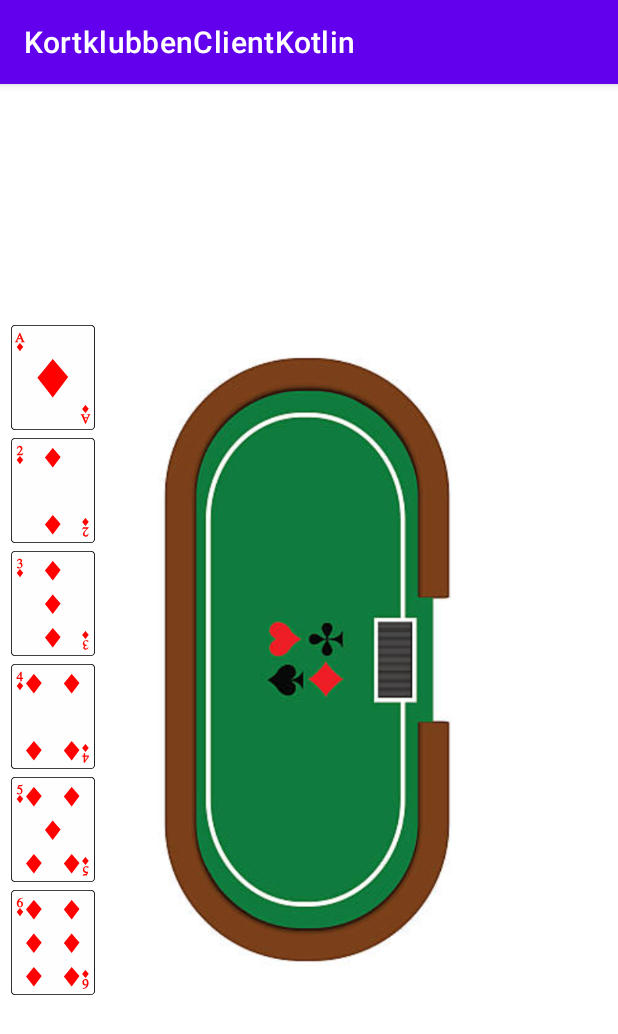
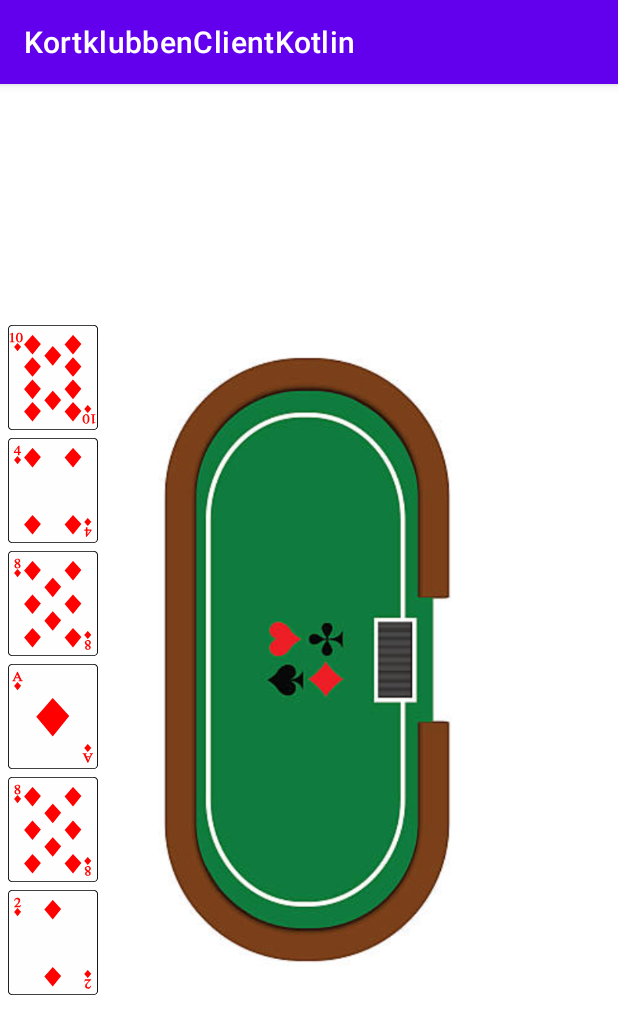
Before and after one commit to Mari2205/KortKlubbenKotlinClient, an Android app: the WhistRoomActivity screen opened directly, with no data from a screen before it, on a phone screen of 412 x 824 dp. Shown: the top 1034 px of the screen. Run offline under Robolectric (Android 15) with nearby library versions, the phone set to English and light mode, and no system bars.

```diff
--- a/app/src/main/java/dk/hovdeforlob4/android/kortklubbenclientkotlin/PlayingCard.kt
+++ b/app/src/main/java/dk/hovdeforlob4/android/kortklubbenclientkotlin/PlayingCard.kt
@@ -1,3 +1,3 @@
 package dk.hovdeforlob4.android.kortklubbenclientkotlin
 
-data class PlayingCard(var cardName:String, var imageId: Int)
+data class PlayingCard(var id:Int, var imageId: Int)
--- a/app/src/main/java/dk/hovdeforlob4/android/kortklubbenclientkotlin/WhistRoomActivity.kt
+++ b/app/src/main/java/dk/hovdeforlob4/android/kortklubbenclientkotlin/WhistRoomActivity.kt
@@ -2,6 +2,8 @@ package dk.hovdeforlob4.android.kortklubbenclientkotlin
 
 import android.content.ClipData
 import android.content.ClipDescription
+import android.content.res.Resources
+import android.graphics.drawable.Drawable
 import androidx.appcompat.app.AppCompatActivity
 import android.os.Bundle
 import android.view.DragEvent
@@ -11,6 +13,7 @@ import android.widget.ImageView
 import android.widget.LinearLayout
 import android.widget.Toast
 import androidx.core.view.contains
+import androidx.core.view.get
 import dk.hovdeforlob4.android.kortklubbenclientkotlin.databinding.ActivityWhistRoomBinding
 
 class WhistRoomActivity : AppCompatActivity() {
@@ -18,6 +21,8 @@ class WhistRoomActivity : AppCompatActivity() {
     private lateinit var binding: ActivityWhistRoomBinding
     private lateinit var playingCardsArrLst: ArrayList<PlayingCard>
     private lateinit var llPlayedCards : LinearLayout
+    private lateinit var llCards : LinearLayout
+    private val hashmapIds:HashMap<Int, Int> = HashMap<Int, Int>()
 
     override fun onCreate(savedInstanceState: Bundle?) {
         super.onCreate(savedInstanceState)
@@ -26,19 +31,19 @@ class WhistRoomActivity : AppCompatActivity() {
 
 
         val playingCards = arrayOf(
-            PlayingCard("", R.drawable.ic_ace_of_diamonds),
-            PlayingCard("", R.drawable.ic_2_of_diamonds),
-            PlayingCard("", R.drawable.ic_3_of_diamonds),
-            PlayingCard("", R.drawable.ic_4_of_diamonds),
-            PlayingCard("", R.drawable.ic_5_of_diamonds),
-            PlayingCard("", R.drawable.ic_6_of_diamonds),
-            PlayingCard("", R.drawable.ic_7_of_diamonds),
-            PlayingCard("", R.drawable.ic_8_of_diamonds),
-            PlayingCard("", R.drawable.ic_9_of_diamonds),
-            PlayingCard("", R.drawable.ic_10_of_diamonds),
-            PlayingCard("", R.drawable.ic_jack_of_diamonds),
-            PlayingCard("", R.drawable.ic_queen_of_diamonds),
-            PlayingCard("", R.drawable.ic_king_of_diamonds)
+            PlayingCard(R.drawable.ic_ace_of_diamonds, R.drawable.ic_ace_of_diamonds),
+            PlayingCard(0, R.drawable.ic_2_of_diamonds),
+            PlayingCard(0, R.drawable.ic_3_of_diamonds),
+            PlayingCard(0, R.drawable.ic_4_of_diamonds),
+            PlayingCard(0, R.drawable.ic_5_of_diamonds),
+            PlayingCard(0, R.drawable.ic_6_of_diamonds),
+            PlayingCard(0, R.drawable.ic_7_of_diamonds),
+            PlayingCard(0, R.drawable.ic_8_of_diamonds),
+            PlayingCard(0, R.drawable.ic_9_of_diamonds),
+            PlayingCard(R.drawable.ic_10_of_diamonds, R.drawable.ic_10_of_diamonds),
+            PlayingCard(0, R.drawable.ic_jack_of_diamonds),
+            PlayingCard(0, R.drawable.ic_queen_of_diamonds),
+            PlayingCard(0, R.drawable.ic_king_of_diamonds)
         )
 
         playingCardsArrLst = ArrayList()
@@ -47,9 +52,13 @@ class WhistRoomActivity : AppCompatActivity() {
             playingCardsArrLst.add(card)
         }
 
-        val llCards = findViewById<LinearLayout>(R.id.ll_cards)
+
+
+
+
+        llCards = findViewById<LinearLayout>(R.id.ll_cards)
         llPlayedCards = findViewById<LinearLayout>(R.id.ll_cardPlayed)
-
+        GiveCards(playingCardsArrLst)
         val imageViewCard1 = findViewById<ImageView>(R.id.imageView_card1)
         val imageViewCard2 = findViewById<ImageView>(R.id.imageView_card2)
         val imageViewCard3 = findViewById<ImageView>(R.id.imageView_card3)
@@ -64,20 +73,44 @@ class WhistRoomActivity : AppCompatActivity() {
 
 
 
+        imageViewCard1.setOnLongClickListener(imageViewSetup)
+        imageViewCard2.setOnLongClickListener(imageViewSetup)
+        imageViewCard3.setOnLongClickListener(imageViewSetup)
+        imageViewCard4.setOnLongClickListener(imageViewSetup)
+        imageViewCard5.setOnLongClickListener(imageViewSetup)
+        imageViewCard6.setOnLongClickListener(imageViewSetup)
 
-        imageViewCard1.setOnLongClickListener {
-            val clipText = "this is our clipdata text"
-            val item = ClipData.Item(clipText)
-            val mimeTypes = arrayOf(ClipDescription.MIMETYPE_TEXT_PLAIN)
-            val data = ClipData(clipText, mimeTypes, item)
-
-            val dragShadowBuilder = View.DragShadowBuilder(it)
-            it.startDragAndDrop(data, dragShadowBuilder, it, 0)
+//        imageViewCard1.setOnLongClickListener {
+//            val clipText = "this is our clipdata text"
+//            val item = ClipData.Item(clipText)
+//            val mimeTypes = arrayOf(ClipDescription.MIMETYPE_TEXT_PLAIN)
+//            val data = ClipData(clipText, mimeTypes, item)
+//
+//            val dragShadowBuilder = View.DragShadowBuilder(it)
+//            it.startDragAndDrop(data, dragShadowBuilder, it, 0)
+//
+//
+//            it.visibility = View.INVISIBLE
+//            true
+//        }
+//
+//
+//        imageViewCard2.setOnLongClickListener {
+//            val clipText = "this is our clipdata text"
+//            val item = ClipData.Item(clipText)
+//            val mimeTypes = arrayOf(ClipDescription.MIMETYPE_TEXT_PLAIN)
+//            val data = ClipData(clipText, mimeTypes, item)
+//
+//            val dragShadowBuilder = View.DragShadowBuilder(it)
+//            it.startDragAndDrop(data, dragShadowBuilder, it, 0)
+//
+//
+//            it.visibility = View.INVISIBLE
+//            true
+//        }
 
 
-            it.visibility = View.INVISIBLE
-            true
-        }
+
 //        binding.listviewCards.isClickable = true
 //        binding.listviewCards.adapter = CardsApapter(this, playingCardsArrLst)
         //binding.recylerViewCards.adapter = CardsApapter(this, playingCardsArrLst)
@@ -99,6 +132,7 @@ class WhistRoomActivity : AppCompatActivity() {
             }
             DragEvent.ACTION_DRAG_ENTERED -> {
                 view.invalidate()
+                RemovePreviousCard()
                 true
             }
             DragEvent.ACTION_DRAG_LOCATION -> true
@@ -132,24 +166,83 @@ class WhistRoomActivity : AppCompatActivity() {
 
     }
 
-    fun GetPlayedCard(){
+
+    val imageViewSetup = View.OnLongClickListener {
+        val clipText = "Card Played"
+        val item = ClipData.Item(clipText)
+        val mimeTypes = arrayOf(ClipDescription.MIMETYPE_TEXT_PLAIN)
+        val data = ClipData(clipText, mimeTypes, item)
+
+        val dragShadowBuilder = View.DragShadowBuilder(it)
+        it.startDragAndDrop(data, dragShadowBuilder, it, 0)
+
+
+        it.visibility = View.INVISIBLE
+        true
+    }
+
+
+    private fun GetPlayedCard(){
 
         val t = llPlayedCards.context
-        val tt = t.resources
+        val tt:Resources = t.resources
+
+        val hhh = tt.getResourcePackageName(R.drawable.ic_ace_of_diamonds)
         val f = llPlayedCards
 
         val g: ImageView = llPlayedCards.getChildAt(0) as ImageView
         val gg = g.context
         val ggg = g.id
+
+        if(R.id.imageView_card1 == g.id)
+        {
+            val t = ""
+        }
         val gggg = gg.resources
 
-        val ggggg = g.drawable
+
+//        val draw:Drawable = g.drawable
+//
+////        val file:Int = R.drawable.ic_ace_of_diamonds
+//
+//
+//
         val gggggg = g.toString()
         val h = gggggg.replaceBefore("imageView", "")
         val hh = h.replace("}", "")
+//
+        val gl = llPlayedCards[0].id
+        val hash = hashmapIds
+
+
 
         val temp = ""
 
+    }
+
+
+    /**
+     * Removes previous card from table
+     */
+    private fun RemovePreviousCard(){
+        llPlayedCards.removeAllViews()
 
     }
+
+
+    private fun GiveCards(cards:ArrayList<PlayingCard>){
+        val imageViewCounts = llCards.childCount
+        val lst:HashMap<Int, Int> = HashMap<Int, Int>()
+
+        for (i in 0..imageViewCounts -1){
+            val randomNo = (0..cards.size-1).random()
+            val ffffffefwfef = cards[0]
+            val cardId = cards[randomNo].imageId
+            llCards[i].setBackgroundResource(cardId)
+            val fffgi = llCards[0].id
+
+            hashmapIds[llCards[i].id] = cardId
+        }
+        val t =""
+    }
 }
--- a/app/src/main/res/layout/activity_whist_room.xml
+++ b/app/src/main/res/layout/activity_whist_room.xml
@@ -35,42 +35,42 @@
             android:id="@+id/imageView_card1"
             android:layout_width="60dp"
             android:layout_height="70dp"
-            android:src="@drawable/ic_ace_of_diamonds"/>
+            android:background="@drawable/ic_ace_of_diamonds"/>
 
         <ImageView
             android:id="@+id/imageView_card2"
             android:layout_width="60dp"
             android:layout_height="70dp"
             android:layout_marginTop="5dp"
-            android:src="@drawable/ic_2_of_diamonds"/>
+            android:background="@drawable/ic_2_of_diamonds"/>
 
         <ImageView
             android:id="@+id/imageView_card3"
             android:layout_width="60dp"
             android:layout_height="70dp"
             android:layout_marginTop="5dp"
-            android:src="@drawable/ic_3_of_diamonds"/>
+            android:background="@drawable/ic_3_of_diamonds"/>
 
         <ImageView
             android:id="@+id/imageView_card4"
             android:layout_width="60dp"
             android:layout_height="70dp"
             android:layout_marginTop="5dp"
-            android:src="@drawable/ic_4_of_diamonds"/>
+            android:background="@drawable/ic_4_of_diamonds"/>
 
         <ImageView
             android:id="@+id/imageView_card5"
             android:layout_width="60dp"
             android:layout_height="70dp"
             android:layout_marginTop="5dp"
-            android:src="@drawable/ic_5_of_diamonds"/>
+            android:background="@drawable/ic_5_of_diamonds"/>
 
         <ImageView
             android:id="@+id/imageView_card6"
             android:layout_width="60dp"
             android:layout_height="70dp"
             android:layout_marginTop="5dp"
-            android:src="@drawable/ic_6_of_diamonds"/>
+            android:background="@drawable/ic_6_of_diamonds"/>
 
 
 
```
